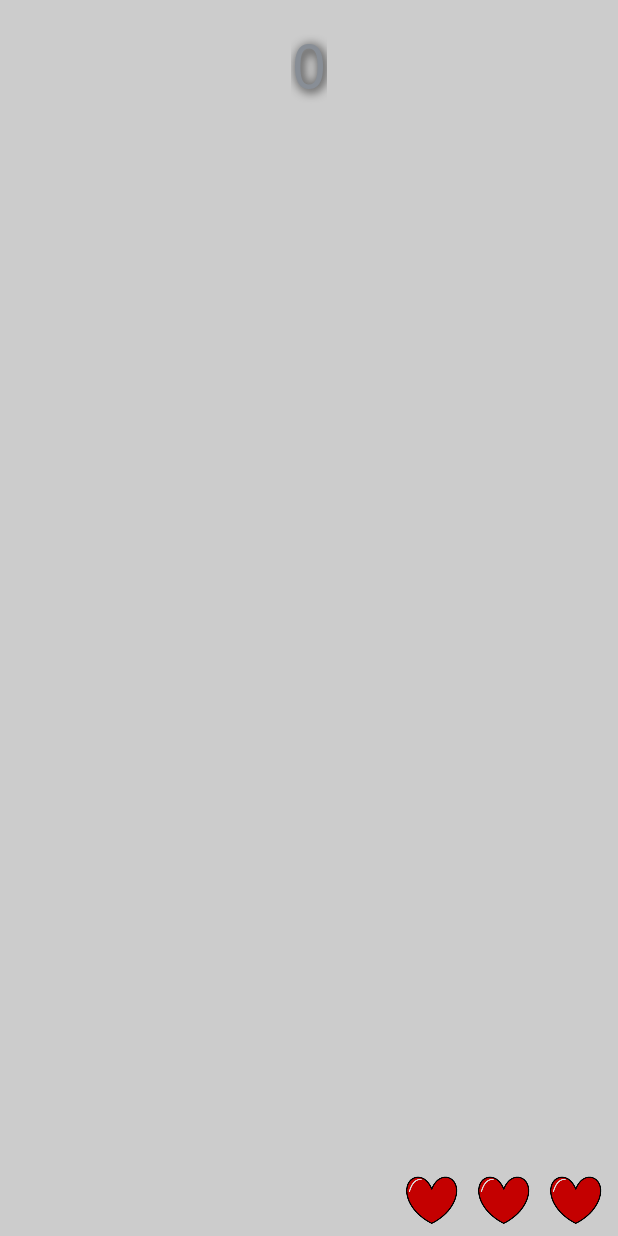
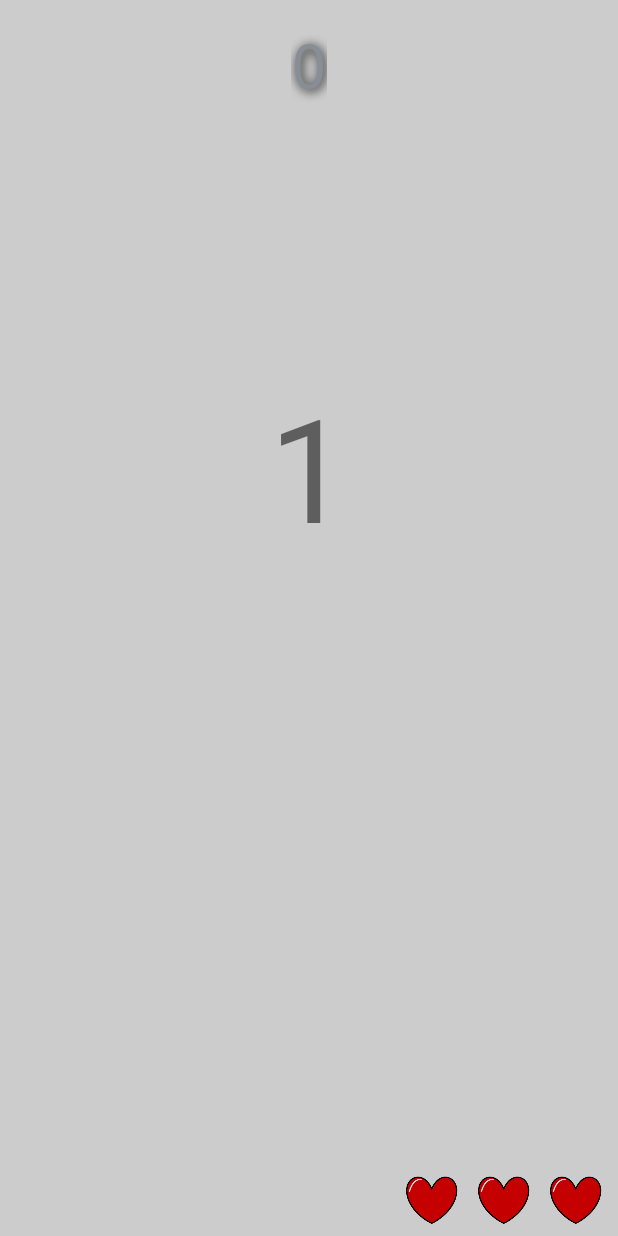
Before and after one commit to FunkBodySnatcher/Block_Game, an Android app: the MainActivity screen opened directly, with no data from a screen before it, on a phone screen of 412 x 824 dp. Run offline under Robolectric (Android 15) with nearby library versions, the phone set to English and light mode, and no system bars.

Commit message:
countdown

```diff
--- a/app/src/main/java/com/example/gard/block_game/CustomButton.java
+++ b/app/src/main/java/com/example/gard/block_game/CustomButton.java
@@ -40,7 +40,7 @@ public class CustomButton extends AppCompatButton {
         setStroke(10, Color.BLACK);
         setBackgroundDrawable(shape);
 
-        int y = -(ran.nextInt(screenHeight)-40);
+        int y = -(ran.nextInt(screenHeight+100)+screenWidth/5);
         setY(y);
         setX(ran.nextInt(screenWidth-280));
         setRotation(ran.nextInt(90));
--- a/app/src/main/java/com/example/gard/block_game/MainActivity.java
+++ b/app/src/main/java/com/example/gard/block_game/MainActivity.java
@@ -24,6 +24,7 @@ public class MainActivity extends AppCompatActivity {
     private ImageView heart3;
     private ConstraintLayout cl;
     private View.OnClickListener onClickListener;
+    private TextView countdown;
 
     private int screenHeight;
 
@@ -54,6 +55,7 @@ public class MainActivity extends AppCompatActivity {
         mainMenuText = (TextView) findViewById(R.id.mainMenuText);
         tryAgainText = (TextView) findViewById(R.id.tryAgainText);
         screenHeight = getResources().getDisplayMetrics().heightPixels;
+        countdown = (TextView) findViewById(R.id.countdownText);
 
         //Hide actionbar. May produce nullPointer....
         ActionBar actionBar = getSupportActionBar();
@@ -67,7 +69,13 @@ public class MainActivity extends AppCompatActivity {
         cl.setBackgroundColor(Color.LTGRAY);
 
         //countdown
-        startGame();
+        countdown();
+        Handler handler = new Handler();
+        handler.postDelayed(new Runnable() {
+            public void run() {
+                startGame();
+            }
+        }, 2400);
     }
 
     private void startGame(){
@@ -94,7 +102,6 @@ public class MainActivity extends AppCompatActivity {
                 button.animate().scaleXBy(50).scaleYBy(50).setDuration(500);
 
 //                Wait 0.5 seconds before removing button and setting background color to the color of the pressed button.
-                newFall();
                 Handler handler = new Handler();
                 handler.postDelayed(new Runnable() {
                     public void run() {
@@ -107,6 +114,7 @@ public class MainActivity extends AppCompatActivity {
                     }
                 }, 500);
 
+                newFall();
                 int chance = ran.nextInt(101);
                 if (chance > chanceLimit) {
                     newFall();
@@ -115,7 +123,7 @@ public class MainActivity extends AppCompatActivity {
 
                 if (score % 20 == 0) {
                     if (speed > 2000) {
-                        speed-=350;
+                        speed-=370;
                     }
                     chanceLimit-=0.4;
                 }
@@ -123,6 +131,7 @@ public class MainActivity extends AppCompatActivity {
         };
 
         scoreTracker.setText(String.valueOf(score));
+
         newFall();
         newFall();
     }
@@ -200,4 +209,47 @@ public class MainActivity extends AppCompatActivity {
             }
         });
     }
+
+    private void countdown() {
+        countdown.setVisibility(View.VISIBLE);
+        countdown.animate().scaleXBy(-1f).scaleYBy(-1f).setDuration(0).withEndAction(new Runnable() {
+            @Override
+            public void run() {
+                countdown.animate().scaleXBy(1f).scaleYBy(1f).setDuration(400).withEndAction(new Runnable() {
+                    @Override
+                    public void run() {
+                        countdown.animate().scaleXBy(-1f).scaleYBy(-1f).setDuration(400).withEndAction(new Runnable() {
+                            @Override
+                            public void run() {
+                                countdown.setText(String.valueOf(2));
+                                countdown.animate().scaleXBy(1f).scaleYBy(1f).setDuration(400).withEndAction(new Runnable() {
+                                    @Override
+                                    public void run() {
+                                        countdown.animate().scaleXBy(-1f).scaleYBy(-1f).setDuration(400).withEndAction(new Runnable() {
+                                            @Override
+                                            public void run() {
+                                                countdown.setText(String.valueOf(1));
+                                                countdown.animate().scaleXBy(1f).scaleYBy(1f).setDuration(400).withEndAction(new Runnable() {
+                                                    @Override
+                                                    public void run() {
+                                                        countdown.animate().scaleXBy(-1f).scaleYBy(-1f).setDuration(400).withEndAction(new Runnable() {
+                                                            @Override
+                                                            public void run() {
+                                                                countdown.setVisibility(View.INVISIBLE);
+                                                            }
+                                                        });
+                                                    }
+                                                });
+
+                                            }
+                                        });
+                                    }
+                                });
+                            }
+                        });
+                    }
+                });
+            }
+        });
+    }
 }
--- a/app/src/main/res/layout/activity_main.xml
+++ b/app/src/main/res/layout/activity_main.xml
@@ -6,6 +6,23 @@
     android:layout_width="match_parent"
     android:layout_height="match_parent"
     tools:context="com.example.gard.block_game.MainActivity">
+
+    <TextView
+        android:id="@+id/countdownText"
+        android:layout_width="wrap_content"
+        android:layout_height="wrap_content"
+        android:layout_marginBottom="8dp"
+        android:layout_marginLeft="8dp"
+        android:layout_marginRight="8dp"
+        android:layout_marginTop="8dp"
+        android:text="3"
+        android:textSize="100sp"
+        android:visibility="invisible"
+        app:layout_constraintBottom_toBottomOf="parent"
+        app:layout_constraintLeft_toLeftOf="parent"
+        app:layout_constraintRight_toRightOf="parent"
+        app:layout_constraintTop_toTopOf="parent"
+        app:layout_constraintVertical_bias="0.35000002" />
 
     <ImageView
         android:id="@+id/heart1"
```
